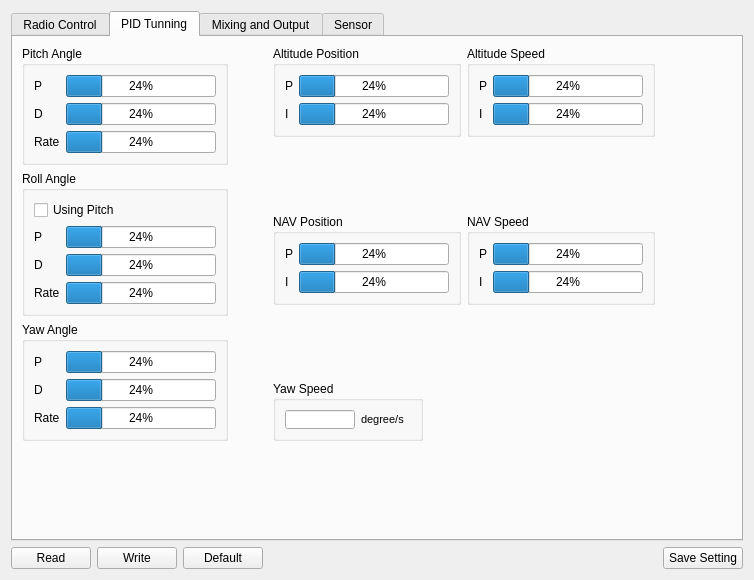
Qt form uavconfig.ui (nlbtuyen/ConfigurationGCS) before a commit.
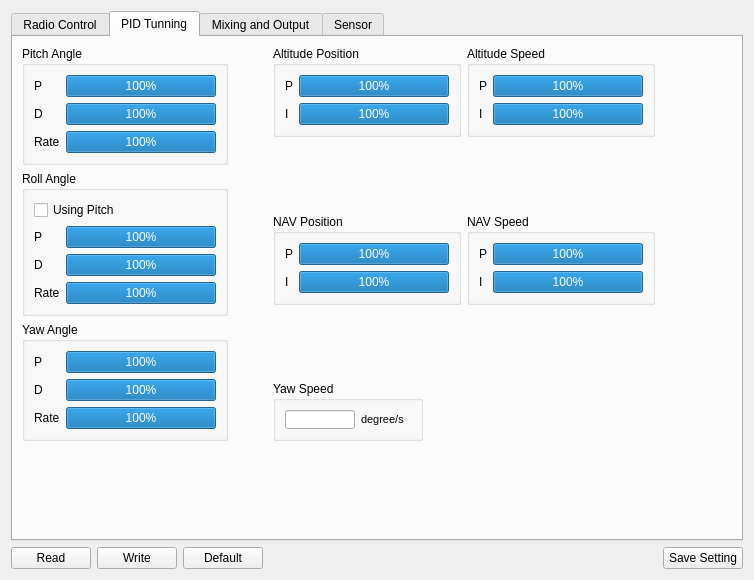
The same form after that commit. The open tabs and pages were chosen to show the change. Icons and pictures are not drawn.

What changed in the file:
```diff
--- a/uavconfig.ui
+++ b/uavconfig.ui
@@ -1475,7 +1475,7 @@
                    </size>
                   </property>
                   <property name="value">
-                   <number>24</number>
+                   <number>100</number>
                   </property>
                  </widget>
                 </item>
@@ -1501,7 +1501,7 @@
                    </size>
                   </property>
                   <property name="value">
-                   <number>24</number>
+                   <number>100</number>
                   </property>
                  </widget>
                 </item>
@@ -1540,7 +1540,7 @@
                    </size>
                   </property>
                   <property name="value">
-                   <number>24</number>
+                   <number>100</number>
                   </property>
                  </widget>
                 </item>
@@ -1566,7 +1566,7 @@
                    </size>
                   </property>
                   <property name="value">
-                   <number>24</number>
+                   <number>100</number>
                   </property>
                  </widget>
                 </item>
@@ -1635,7 +1635,7 @@
                    </size>
                   </property>
                   <property name="value">
-                   <number>24</number>
+                   <number>100</number>
                   </property>
                  </widget>
                 </item>
@@ -1661,7 +1661,7 @@
                    </size>
                   </property>
                   <property name="value">
-                   <number>24</number>
+                   <number>100</number>
                   </property>
                  </widget>
                 </item>
@@ -1700,7 +1700,7 @@
                    </size>
                   </property>
                   <property name="value">
-                   <number>24</number>
+                   <number>100</number>
                   </property>
                  </widget>
                 </item>
@@ -1726,7 +1726,7 @@
                    </size>
                   </property>
                   <property name="value">
-                   <number>24</number>
+                   <number>100</number>
                   </property>
                  </widget>
                 </item>
@@ -1799,7 +1799,7 @@
                    </size>
                   </property>
                   <property name="value">
-                   <number>24</number>
+                   <number>100</number>
                   </property>
                  </widget>
                 </item>
@@ -1825,7 +1825,7 @@
                    </size>
                   </property>
                   <property name="value">
-                   <number>24</number>
+                   <number>100</number>
                   </property>
                  </widget>
                 </item>
@@ -1851,7 +1851,7 @@
                    </size>
                   </property>
                   <property name="value">
-                   <number>24</number>
+                   <number>100</number>
                   </property>
                  </widget>
                 </item>
@@ -1899,7 +1899,7 @@
                      </size>
                     </property>
                     <property name="value">
-                     <number>24</number>
+                     <number>100</number>
                     </property>
                    </widget>
                   </item>
@@ -1925,7 +1925,7 @@
                      </size>
                     </property>
                     <property name="value">
-                     <number>24</number>
+                     <number>100</number>
                     </property>
                    </widget>
                   </item>
@@ -1951,7 +1951,7 @@
                      </size>
                     </property>
                     <property name="value">
-                     <number>24</number>
+                     <number>100</number>
                     </property>
                    </widget>
                   </item>
@@ -1992,7 +1992,7 @@
                    </size>
                   </property>
                   <property name="value">
-                   <number>24</number>
+                   <number>100</number>
                   </property>
                  </widget>
                 </item>
@@ -2018,7 +2018,7 @@
                    </size>
                   </property>
                   <property name="value">
-                   <number>24</number>
+                   <number>100</number>
                   </property>
                  </widget>
                 </item>
@@ -2044,7 +2044,7 @@
                    </size>
                   </property>
                   <property name="value">
-                   <number>24</number>
+                   <number>100</number>
                   </property>
                  </widget>
                 </item>
```
Left out of the diff: 102 changed lines with no effect on the pictures.
